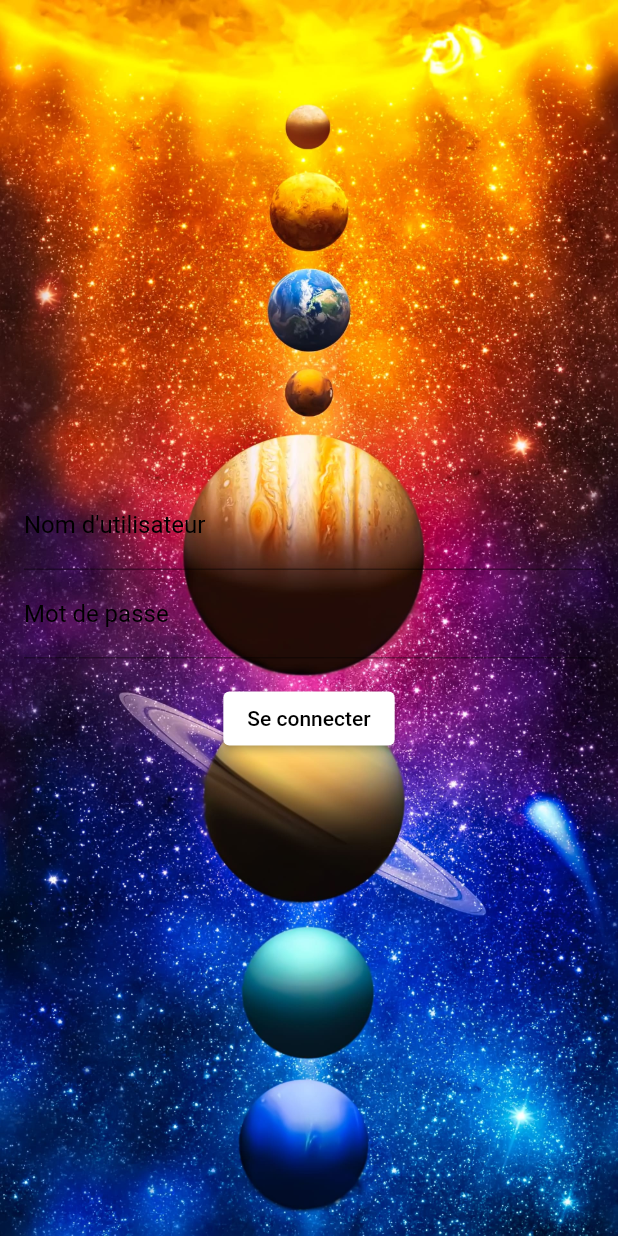
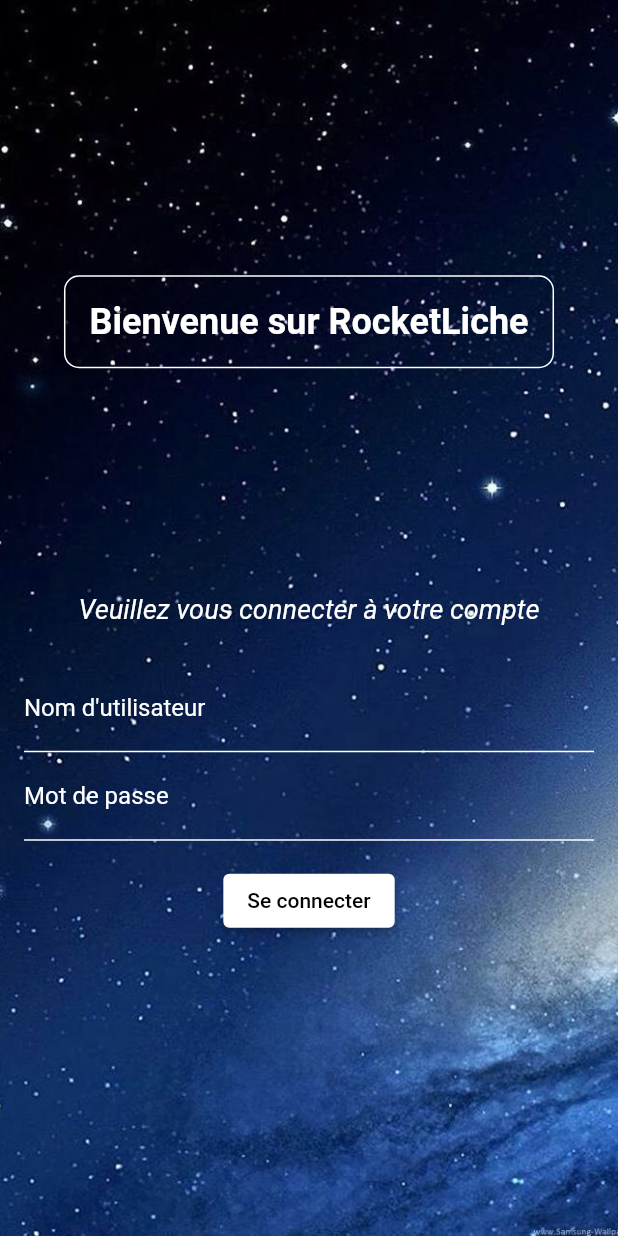
Before and after one commit to Snikyy4/projet_mob, a Flutter app: the screen it shows after launch, on a phone screen of 412 x 824 dp. Run offline on Flutter 3.47's test engine with Material 2 defaults, Android fonts, the phone set to English and light mode, and no system bars; our stand-ins replace sqflite; accounts and stored records are empty.

Commit message:
changement DA

```diff
--- a/lib/database.dart
+++ b/lib/database.dart
@@ -181,55 +181,91 @@
   Widget build(BuildContext context) {
     return Scaffold(
       body: Container(
-        decoration: BoxDecoration(
+        decoration: const BoxDecoration(
           image: DecorationImage(
             image: AssetImage('lib/assets/fond_ecran_bdd.png'),
             fit: BoxFit.cover,
           ),
         ),
-        child: Padding(
+        child: Column(
+          mainAxisAlignment: MainAxisAlignment.center,
+          children: [
+            Container(
+              padding: const EdgeInsets.all(16.0),
+              margin: const EdgeInsets.only(bottom: 150.0),
+              decoration: BoxDecoration(
+                borderRadius: BorderRadius.circular(10.0),
+                border: Border.all(color: Colors.white),
+              ),
+              child: const Text(
+                "Bienvenue sur RocketLiche",
+                style: TextStyle(
+                  color: Colors.white,
+                  fontSize: 24.0,
+                  fontWeight: FontWeight.bold,
+                ),
+              ),
+            ),
+            const Text(
+              "Veuillez vous connecter à votre compte",
+              style: TextStyle(
+                color: Colors.white,
+                fontSize: 18.0,
+                fontStyle: FontStyle.italic
+              ),
+            ),
+            const SizedBox(height: 10.0),
+            Padding(
               padding: const EdgeInsets.all(16.0),
               child: Form(
                 key: _formKey,
                 child: Column(
-              mainAxisAlignment: MainAxisAlignment.center,
                   children: [
                     TextFormField(
                       controller: _usernameController,
                       decoration: const InputDecoration(
                         labelText: "Nom d'utilisateur",
-                    labelStyle:
-                        TextStyle(color: Colors.black), // ajouter cette ligne
+                        labelStyle: TextStyle(color: Colors.white),
+                        enabledBorder: UnderlineInputBorder(
+                          borderSide: BorderSide(color: Colors.white),
+                        ),
+                        focusedBorder: UnderlineInputBorder(
+                          borderSide: BorderSide(color: Colors.white),
+                        ),
                       ),
                       validator: (value) {
                         if (value?.isEmpty ?? true) return 'Username';
                         return null;
                       },
-                  style: const TextStyle(
-                      color: Colors.black), // ajouter cette ligne
-                  cursorColor: Colors.black, // ajouter cette ligne
+                      style: const TextStyle(color: Colors.white),
+                      cursorColor: Colors.white,
                     ),
                     TextFormField(
                       controller: _passwordController,
                       decoration: const InputDecoration(
                         labelText: 'Mot de passe',
-                    labelStyle:
-                        TextStyle(color: Colors.black), // ajouter cette ligne
+                        labelStyle: TextStyle(color: Colors.white),
+                        enabledBorder: UnderlineInputBorder(
+                          borderSide: BorderSide(color: Colors.white),
+                        ),
+                        focusedBorder: UnderlineInputBorder(
+                          borderSide: BorderSide(color: Colors.white),
+                        ),
                       ),
                       obscureText: true,
                       validator: (value) {
                         if (value?.isEmpty ?? true) return 'Mot de passe';
                         return null;
                       },
-                  style: const TextStyle(
-                      color: Colors.black), // ajouter cette ligne
-                  cursorColor: Colors.black, // ajouter cette ligne
+                      style: const TextStyle(color: Colors.white),
+                      cursorColor: Colors.white,
                     ),
                     const SizedBox(height: 16.0),
                     ElevatedButton(
                       onPressed: _onSubmit,
                       style: ElevatedButton.styleFrom(
-                    foregroundColor: Colors.black, backgroundColor: Colors.white, // ajouter cette ligne
+                        foregroundColor: Colors.black,
+                        backgroundColor: Colors.white,
                       ),
                       child: const Text('Se connecter'),
                     ),
@@ -237,6 +273,8 @@
                 ),
               ),
             ),
+          ],
+        ),
       ),
     );
   }
```
Also changed, not shown: lib/challenge_screen.dart (+30 -14 lines), lib/taupes.dart (+18 -4 lines), lib/assets/alien.png (added), lib/assets/fond_ecran_bdd.png, lib/assets/fond_ecran_chall.png (added), lib/assets/planete.png (added). Lines whose indentation alone changed are shown as unchanged.
